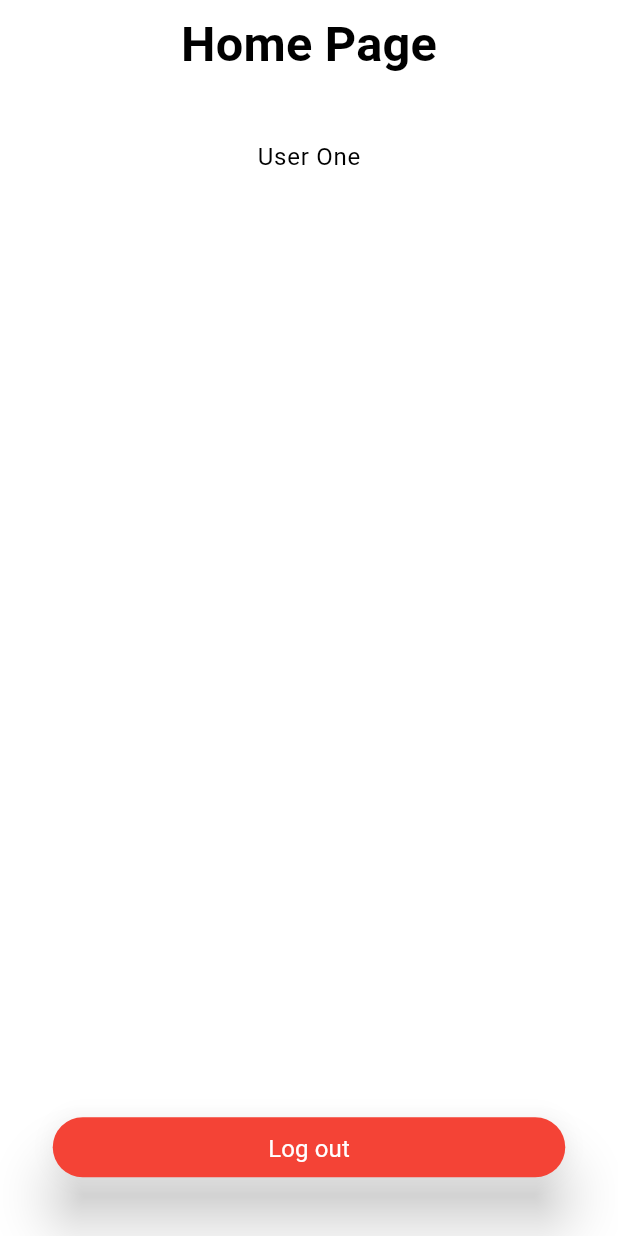
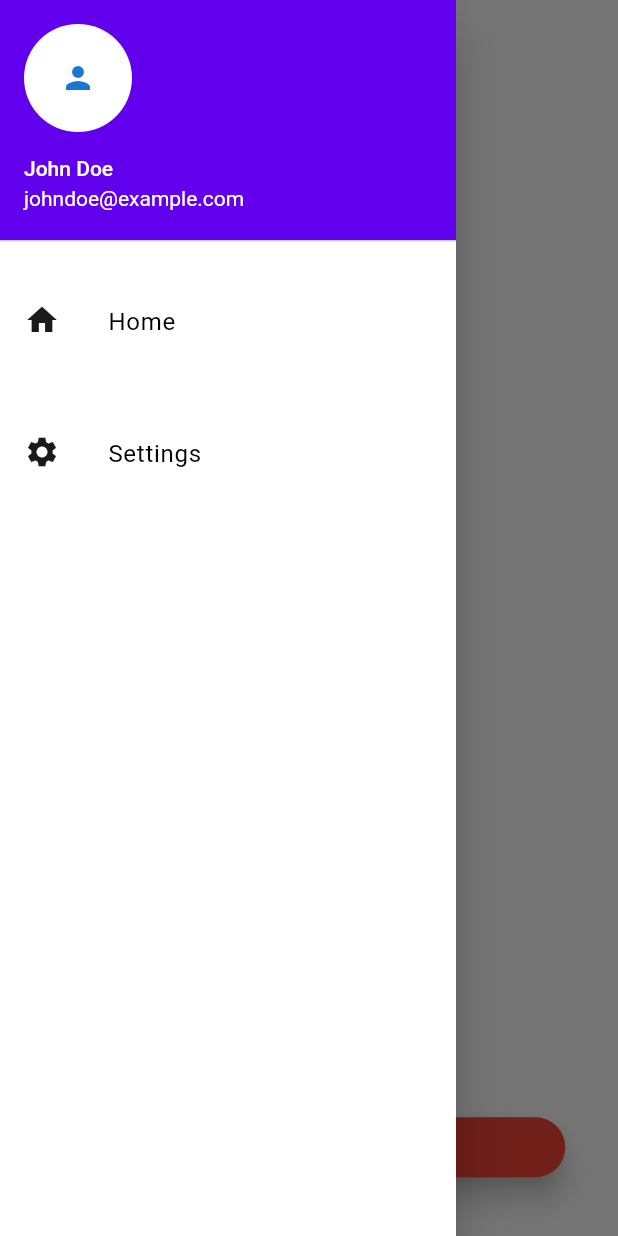
Before and after one commit to iamthejahid/flutter_spacecat, a Flutter app: the HomeScreen screen opened by its route, with the side drawer open (before the commit the screen has no drawer), on a phone screen of 412 x 824 dp. Run offline on Flutter 3.47's test engine with Material 2 defaults, Android fonts, the phone set to English and light mode, and no system bars; our stand-ins replace cached_network_image, dio, equatable, flutter_animate, flutter_dotenv, flutter_hooks and 11 more; missing offline and left inert: flutter_easylogger, mac_address; accounts and stored records are empty; generated files the repository leaves out were written again; statements that could not run were skipped.

Commit message:
update : final touch

```diff
--- a/lib/features/home_page/presentation/home_screen.dart
+++ b/lib/features/home_page/presentation/home_screen.dart
@@ -1,11 +1,13 @@
-import 'package:app_ui/app_ui.dart';
+import 'package:app_ui/app_ui.dart'; // Import your app UI library
 import 'package:hooks_riverpod/hooks_riverpod.dart';
 import 'package:riverpod_ddd/local_cache/cache_provider.dart';
 
 class HomeScreen extends ConsumerWidget {
-  const HomeScreen({super.key});
+  const HomeScreen({Key? key});
+
   static String get path => '/homeScreen';
   static String get name => '/homeScreen';
+
   @override
   Widget build(BuildContext context, WidgetRef ref) {
     final cache = ref.watch(hiveProvider);
@@ -27,7 +29,7 @@ class HomeScreen extends ConsumerWidget {
               child: FilledButton(
                 style: ButtonStyle(
                   backgroundColor: MaterialStateProperty.all<Color>(Colors.red),
-                  elevation: MaterialStateProperty.all(8.r),
+                  elevation: MaterialStateProperty.all(8),
                 ),
                 onPressed: cache.cleanBox,
                 child: const Row(
@@ -41,6 +43,31 @@ class HomeScreen extends ConsumerWidget {
           ],
         ),
       ),
+      drawer: Drawer(
+        child: ListView(
+          padding: EdgeInsets.zero,
+          children: <Widget>[
+            UserAccountsDrawerHeader(
+              accountName: Text('John Doe'),
+              accountEmail: Text('johndoe@example.com'),
+              currentAccountPicture: CircleAvatar(
+                backgroundColor: Colors.white,
+                child: Icon(Icons.person),
+              ),
+            ),
+            ListTile(
+              leading: Icon(Icons.home),
+              title: Text('Home'),
+              onTap: () {},
+            ),
+            ListTile(
+              leading: Icon(Icons.settings),
+              title: Text('Settings'),
+              onTap: () {},
+            ),
+          ],
+        ),
+      ),
     );
   }
 }
--- a/lib/features/login_page/presentation/login_screen.dart
+++ b/lib/features/login_page/presentation/login_screen.dart
@@ -74,7 +74,10 @@ class LoginScreen extends HookConsumerWidget {
                                 false) &&
                             (passwordControllerKey.currentState?.isValid ??
                                 false)) {
-                          final macAddress = await await GetMac.macAddress;
+                          String macAddress = await await GetMac.macAddress;
+                          if (macAddress.isEmpty) {
+                            macAddress = "dummy_data";
+                          }
                           Map<String, dynamic> body = {
                             "phone": phoneController.text,
                             "password": passwordController.text,
--- a/lib/features/login_page/presentation/login_state_notifier.dart
+++ b/lib/features/login_page/presentation/login_state_notifier.dart
@@ -34,12 +34,12 @@ class LoginStateNotifier extends StateNotifier<LoginState> {
         state.copyWith(
           userProfileModel: UserProfileModel(
             userName: success.userName,
-            accesToken: success.accesToken,
+            token: success.token,
             refreshToken: success.refreshToken,
           ),
         ),
       );
-      _ref.watch(hiveProvider).setToken(token: success.accesToken);
+      _ref.watch(hiveProvider).setToken(token: success.token.token!);
       // await Future.delayed(Duration(seconds: 3));
       _ref.watch(routerProvider).goNamed(HomeScreen.name);
     });
```
Also changed, not shown: lib/features/login_page/domain/user_profile_model.dart (+42 -16 lines).
